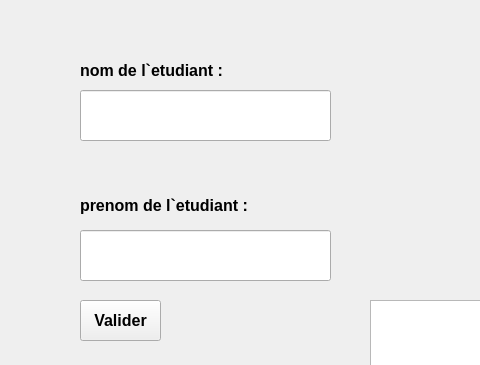
The window that interface_QT.ui (jlebelj/intra_1) describes before a commit, drawn with Qt 5; both pictures show x 0 to 480 and y 0 to 365 of the 651 by 529 pixel window.
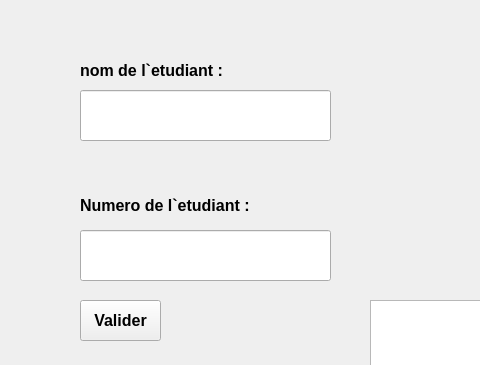
The same window after the commit.

```diff
--- a/interface_QT.ui
+++ b/interface_QT.ui
@@ -98,7 +98,7 @@
      </font>
     </property>
     <property name="text">
-     <string>prenom de l`etudiant :</string>
+     <string>Numero de l`etudiant :</string>
     </property>
    </widget>
    <widget class="QTextBrowser" name="TB_answer">
```
Left out of the diff: 8 changed lines with no effect on the pictures.
